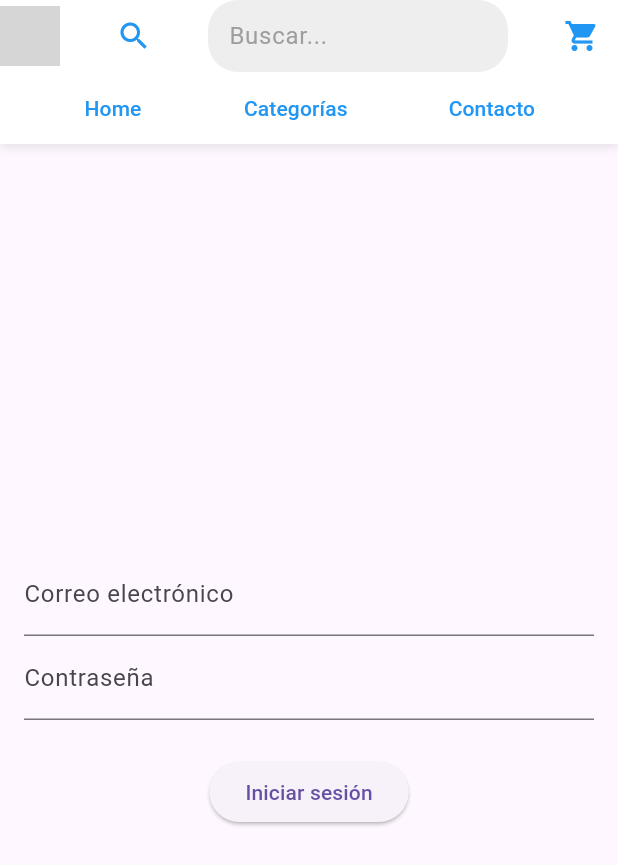
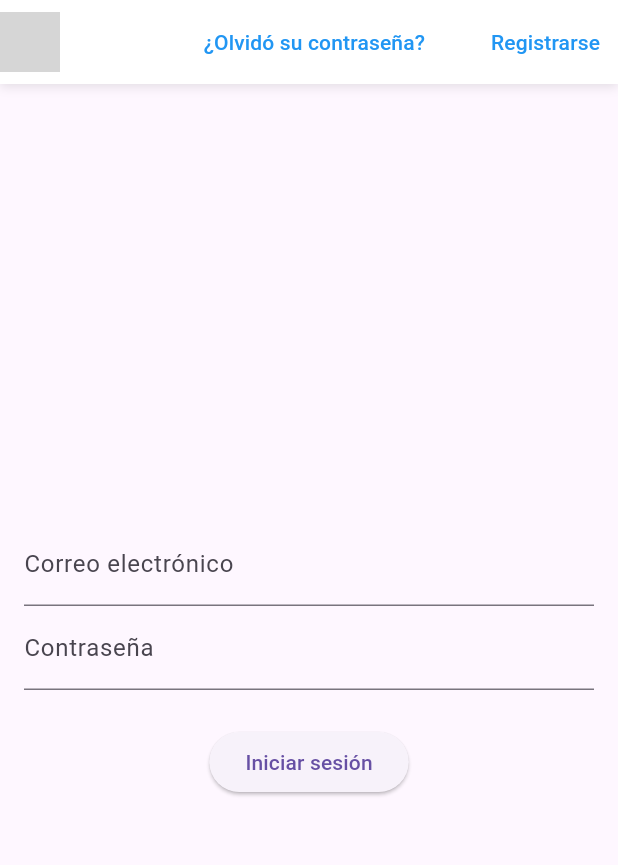
Before and after one commit to 000234768/examen3_computacion_movil, a Flutter app: the screen it shows after launch, on a phone screen of 412 x 824 dp. Shown: the top 865 px of the screen. Run offline on Flutter 3.47's test engine with Material 3 defaults, Android fonts, the phone set to English and light mode, and no system bars; our stand-ins replace firebase_auth, firebase_core; accounts and stored records are empty; network calls fail; grey boxes are pictures that could not be loaded.

Commit message:
update de login, restablecimiento de contraseña y header de login.

```diff
--- a/aplicacion_prueba3/lib/pages/ingreso_cliente.dart
+++ b/aplicacion_prueba3/lib/pages/ingreso_cliente.dart
@@ -1,7 +1,6 @@
 import 'package:flutter/material.dart';
 import 'package:firebase_auth/firebase_auth.dart';
-import '../widgets/header.dart';
-import '../widgets/footer.dart';
+import '../widgets/login_header.dart';
 import 'home.dart';
 
 
@@ -49,7 +48,7 @@ class LoginPage extends StatelessWidget {
   @override
   Widget build(BuildContext context) {
     return Scaffold(
-      appBar: const MyHeader(),
+      appBar: const MyLoginHeader(),
       body: Padding(
         padding: const EdgeInsets.all(16.0),
         child: Column(
@@ -73,7 +72,6 @@ class LoginPage extends StatelessWidget {
           ],
         ),
       ),
-      //bottomNavigationBar: const MyFooter(),
     );
   }
 }
--- a/aplicacion_prueba3/lib/pages/pages.dart
+++ b/aplicacion_prueba3/lib/pages/pages.dart
@@ -5,3 +5,4 @@ export 'package:flutter_application_1/pages/resultado_busqueda.dart';
 export 'package:flutter_application_1/pages/detalle_producto.dart';
 export 'package:flutter_application_1/pages/home.dart';
 export 'package:flutter_application_1/pages/carro_compras.dart';
+export 'package:flutter_application_1/pages/restablecimiento_contrasena.dart';
--- a/aplicacion_prueba3/lib/routes/app_routes.dart
+++ b/aplicacion_prueba3/lib/routes/app_routes.dart
@@ -1,6 +1,8 @@
 import 'package:flutter/material.dart';
 import 'package:flutter_application_1/pages/ingreso_cliente.dart';
 import 'package:flutter_application_1/pages/home.dart';
+import 'package:flutter_application_1/pages/pages.dart';
+import 'package:flutter_application_1/pages/restablecimiento_contrasena.dart';
 
 class AppRouter {
   static const String initialRoute = '/ingreso_cliente';
@@ -12,6 +14,10 @@ class AppRouter {
         return MaterialPageRoute(builder: (_) => LoginPage());
       case '/home':
         return MaterialPageRoute(builder: (_) => HomePage());
+      case '/restablece_contrasena':
+        return MaterialPageRoute(builder: (_) => RestableceContrasena());
+      case '/registro_cliente':
+        return MaterialPageRoute(builder: (_) => RegistroCliente());
       default:
         return MaterialPageRoute(
           builder: (_) => Scaffold(
--- /dev/null
+++ b/aplicacion_prueba3/lib/widgets/login_header.dart
@@ -0,0 +1,59 @@
+import 'package:flutter/material.dart';
+
+class MyLoginHeader extends StatelessWidget implements PreferredSizeWidget {
+  const MyLoginHeader({Key? key});
+
+  @override
+  Widget build(BuildContext context) {
+    return Container(
+      padding: EdgeInsets.only(top: MediaQuery.of(context).padding.top),
+      height: kToolbarHeight + 20, // Altura fija de la barra de encabezado
+      decoration: BoxDecoration(
+        color: Colors.white,
+        boxShadow: [
+          BoxShadow(
+            color: Colors.black.withOpacity(0.1),
+            blurRadius: 5,
+            offset: Offset(0, 2),
+          ),
+        ],
+      ),
+      child: Row(
+        mainAxisAlignment: MainAxisAlignment.spaceBetween,
+        children: [
+          Image.network(
+            'https://firebasestorage.googleapis.com/v0/b/prueba3-72c15.appspot.com/o/logo.jpg?alt=media',
+            width: 40,
+            height: 40,
+          ),
+          Row(
+            children: [
+              TextButton(
+                onPressed: () {
+                  Navigator.pushNamed(context, '/restablece_contrasena');
+                },
+                child: const Text(
+                  '¿Olvidó su contraseña?',
+                  style: TextStyle(color: Colors.blue),
+                ),
+              ),
+              SizedBox(width: 20),
+              TextButton(
+                onPressed: () {
+                  Navigator.pushNamed(context, '/registro_cliente');
+                },
+                child: const Text(
+                  'Registrarse',
+                  style: TextStyle(color: Colors.blue),
+                ),
+              ),
+            ],
+          ),
+        ],
+      ),
+    );
+  }
+
+  @override
+  Size get preferredSize => const Size.fromHeight(kToolbarHeight);
+}
```
Also changed, not shown: aplicacion_prueba3/lib/pages/restablecimiento_contrasena.dart (added, +79 -0 lines).
